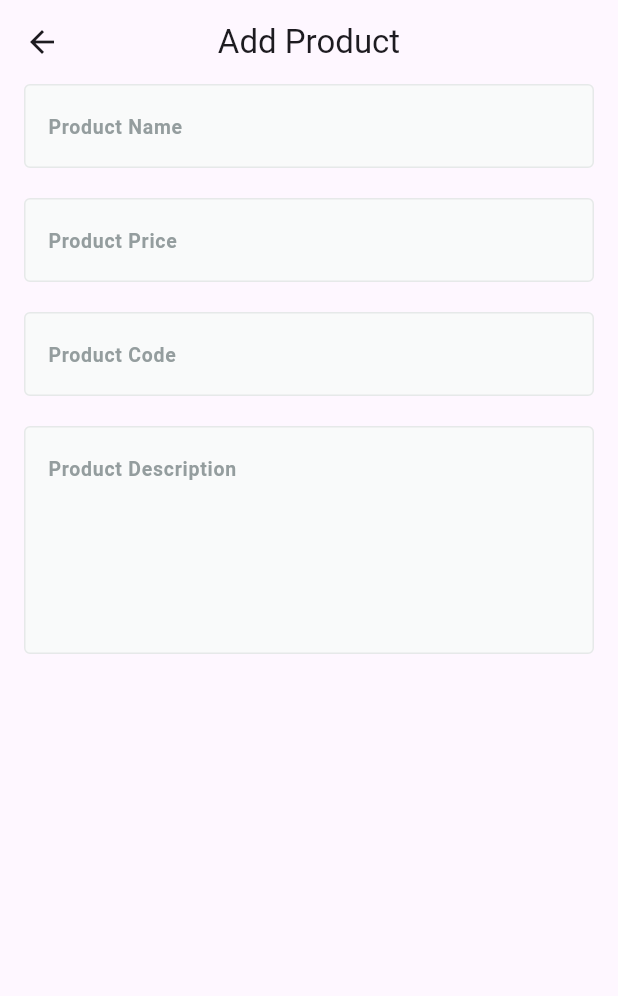
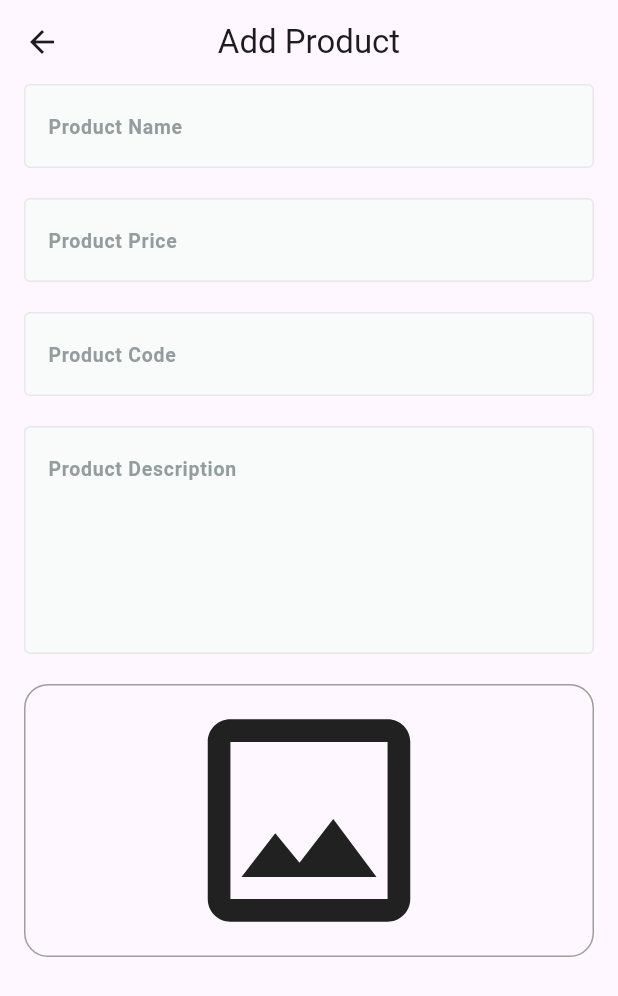
Before and after one commit to yehiaelashmawy/fruit_hub_dash_bord, a Flutter app: the AddProductView screen opened by its route, on a phone screen of 412 x 824 dp. Shown: the top 996 px of the screen. Run offline on Flutter 3.47's test engine with Material 3 defaults, Android fonts, the phone set to English and light mode, and no system bars; drawn by our look-alikes of skeletonizer; our stand-ins replace firebase_core, image_picker; accounts and stored records are empty.

Commit message:
create add product image forme

```diff
--- a/lib/features/add_product/presentation/view/widgets/add_product_view_body.dart
+++ b/lib/features/add_product/presentation/view/widgets/add_product_view_body.dart
@@ -1,6 +1,7 @@
 import 'package:flutter/material.dart';
 
 import '../../../../../core/widgets/custom_text_form_feild.dart';
+import 'image_felid.dart';
 
 class AddProductViewBody extends StatefulWidget {
   const AddProductViewBody({super.key});
@@ -42,6 +43,8 @@ class _AddProductViewBodyState extends State<AddProductViewBody> {
                 hintText: 'Product Description',
                 textInputType: TextInputType.text,
               ),
+              SizedBox(height: 20),
+              ImageFelid(onFileChange: (file) {}),
             ],
           ),
         ),
--- /dev/null
+++ b/lib/features/add_product/presentation/view/widgets/image_felid.dart
@@ -0,0 +1,83 @@
+import 'dart:io';
+
+import 'package:flutter/material.dart';
+import 'package:image_picker/image_picker.dart';
+import 'package:skeletonizer/skeletonizer.dart';
+
+class ImageFelid extends StatefulWidget {
+  const ImageFelid({super.key, required this.onFileChange});
+  final ValueChanged<File?> onFileChange;
+  @override
+  State<ImageFelid> createState() => _ImageFelidState();
+}
+
+class _ImageFelidState extends State<ImageFelid> {
+  bool isLoading = false;
+  File? fileImage;
+  @override
+  Widget build(BuildContext context) {
+    return Skeletonizer(
+      enabled: isLoading,
+      child: GestureDetector(
+        onTap: () async {
+          isLoading = true;
+          setState(() {});
+          try {
+            await pickImage();
+          } catch (e) {
+            isLoading = false;
+            setState(() {});
+          }
+          isLoading = false;
+          setState(() {});
+        },
+        child: Stack(
+          children: [
+            Container(
+              width: double.infinity,
+              decoration: BoxDecoration(
+                border: Border.all(color: Colors.grey),
+                borderRadius: BorderRadius.circular(16),
+              ),
+              child: fileImage != null
+                  ? ClipRRect(
+                      borderRadius: BorderRadius.circular(16),
+                      child: Image.file(fileImage!),
+                    )
+                  : Icon(Icons.image_outlined, size: 180),
+            ),
+
+            Positioned(
+              right: 0,
+              child: Visibility(
+                visible: fileImage != null,
+                child: IconButton(
+                  onPressed: () {
+                    setState(() {
+                      fileImage = null;
+                      widget.onFileChange(fileImage);
+                    });
+                  },
+                  icon: Icon(Icons.close),
+                ),
+              ),
+            ),
+          ],
+        ),
+      ),
+    );
+  }
+
+  Future<void> pickImage() async {
+    final ImagePicker picker = ImagePicker();
+    // Pick an image.
+    final XFile? image = await picker.pickImage(source: ImageSource.gallery);
+    if (image?.path == null) {
+      Icon(Icons.image_outlined, size: 180);
+    } else {
+      fileImage = File(image!.path);
+    }
+
+    widget.onFileChange(fileImage!);
+  }
+}
--- a/pubspec.yaml
+++ b/pubspec.yaml
@@ -10,6 +10,8 @@ dependencies:
   firebase_core: ^4.2.1
   flutter:
     sdk: flutter
+  image_picker: ^1.2.0
+  skeletonizer: ^2.1.0+1
 
 dev_dependencies:
   flutter_lints: ^5.0.0
```
Also changed, not shown: pubspec.lock, 6 other files.
